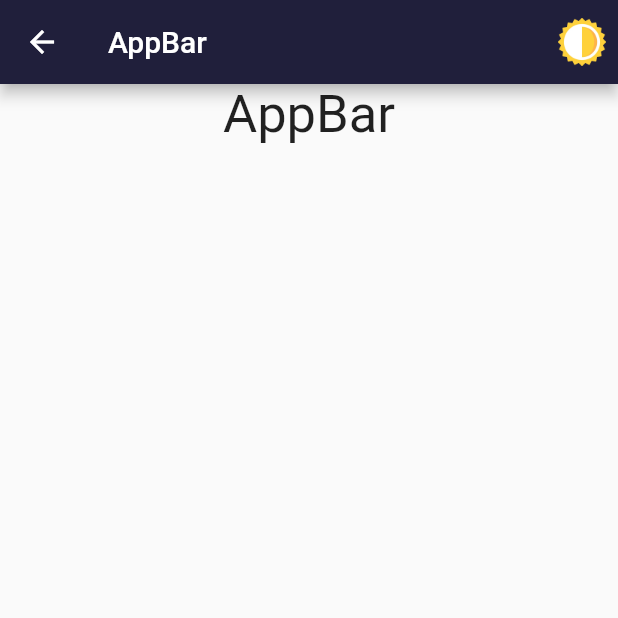
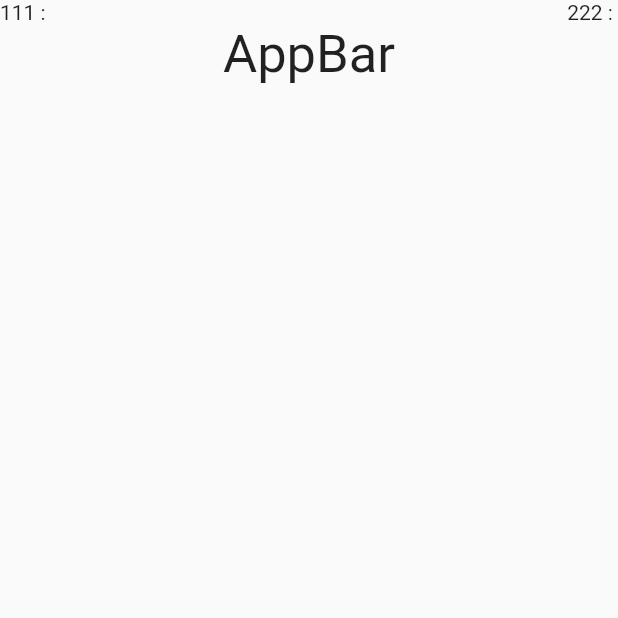
Before and after one commit to shindonghwi/flutter_sognora_factory, a Flutter app: the WebPageHome screen opened directly, on a phone screen of 412 x 824 dp, the top half of it. Run offline on Flutter 3.47's test engine with Material 2 defaults, Android fonts, the phone set to English and light mode, and no system bars; our stand-ins replace shared_preferences; accounts and stored records are empty.

Commit message:
fix: scaffold appbar remove

```diff
--- a/lib/view/page/home/web/home.dart
+++ b/lib/view/page/home/web/home.dart
@@ -12,22 +12,25 @@ class _WebPageHomeState extends State<WebPageHome> {
   @override
   Widget build(BuildContext context) {
     return Scaffold(
-      appBar: AppBar(
-        title: Text('AppBar'),
-        actions: [SwitchThemeToggleButton()],
-      ),
       body: LayoutBuilder(
         builder: (BuildContext context, BoxConstraints viewportConstraints) {
           return Column(children: [
             SingleChildScrollView(
               child: ConstrainedBox(
                 constraints: BoxConstraints(
-                  minHeight: 1.0,
+                  minHeight: viewportConstraints.maxHeight,
                   minWidth: viewportConstraints.maxWidth,
                 ),
                 child: Column(
                   children: [
-                    Text(style: TextStyle(fontSize: 35),'AppBar'),
+                    Row(
+                      mainAxisAlignment: MainAxisAlignment.spaceBetween,
+                      children: [Text("111 : "), Text("222 : ")],
+                    ),
+                    Text(
+                      style: TextStyle(fontSize: 35),
+                      'AppBar',
+                    ),
                   ],
                 ),
               ),
```
